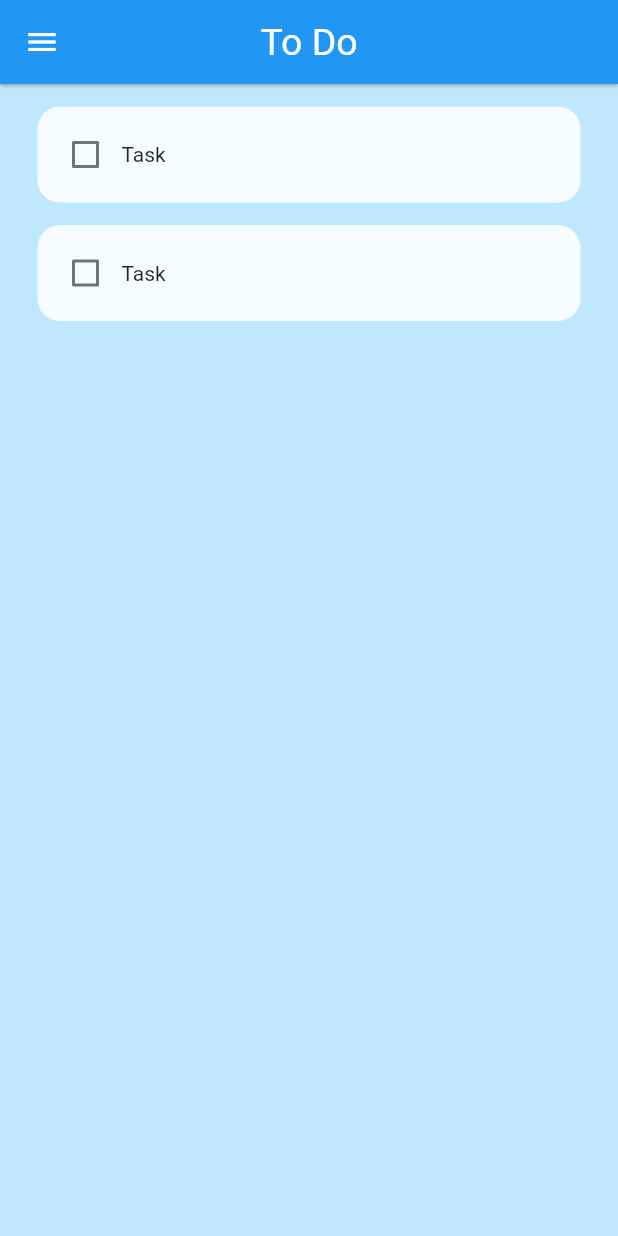
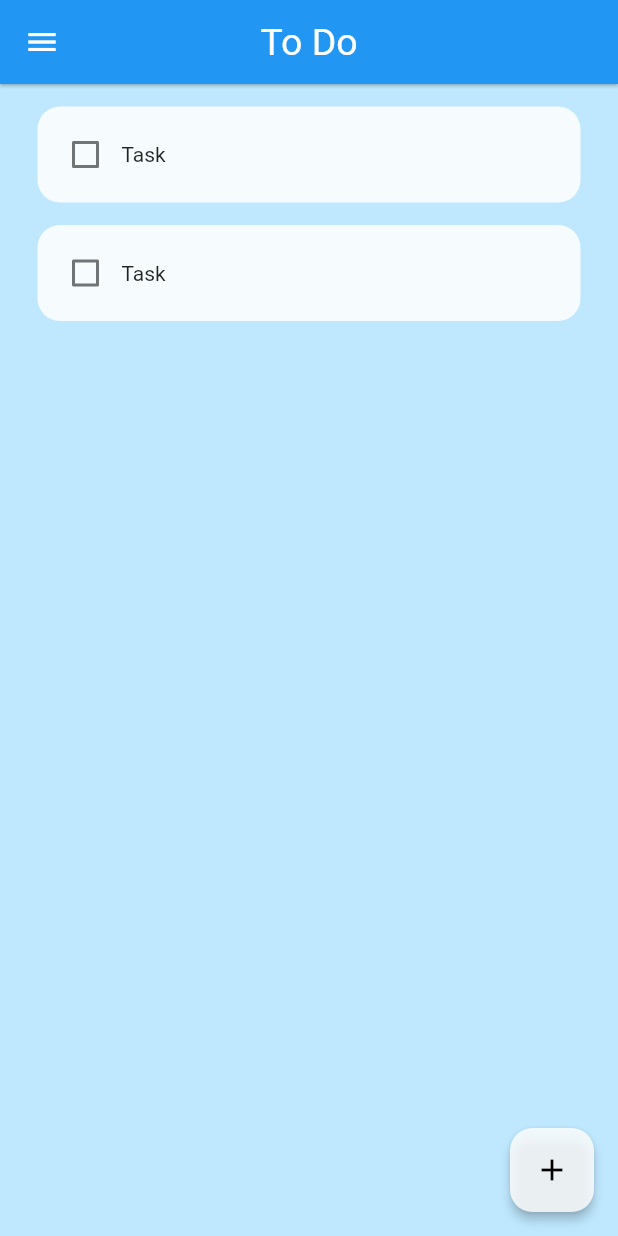
Before and after one commit to riyad671/todo_app, a Flutter app: the screen it shows after launch, on a phone screen of 412 x 824 dp. Run offline on Flutter 3.47's test engine with Material 2 defaults, Android fonts, the phone set to English and light mode, and no system bars.

Commit message:
Add floating icon

```diff
--- a/lib/screen/home_screen.dart
+++ b/lib/screen/home_screen.dart
@@ -30,6 +30,8 @@ class _HomeScreenState extends State<HomeScreen> {
   Widget build(BuildContext context) {
     return Scaffold(
       backgroundColor: const Color.fromRGBO(191, 232, 255, 1),
+
+      // App bar
       appBar: AppBar(
         title: const Text('To Do'),
         centerTitle: true,
@@ -46,6 +48,22 @@ class _HomeScreenState extends State<HomeScreen> {
         ),
         elevation: 0.9,
       ),
+
+      // Floating button for add some task
+      floatingActionButton: FloatingActionButton(
+        onPressed: () {},
+        backgroundColor: const Color.fromRGBO(255, 255, 255, 0.815),
+        elevation: 3,
+        shape: RoundedRectangleBorder(
+          borderRadius: BorderRadius.circular(15),
+        ),
+        child: const Icon(
+          Icons.add,
+          color: Colors.black,
+        ),
+      ),
+
+      //Build function
       body: ListView.builder(
         itemCount: toDoList.length,
         itemBuilder: (context, index) {
```
